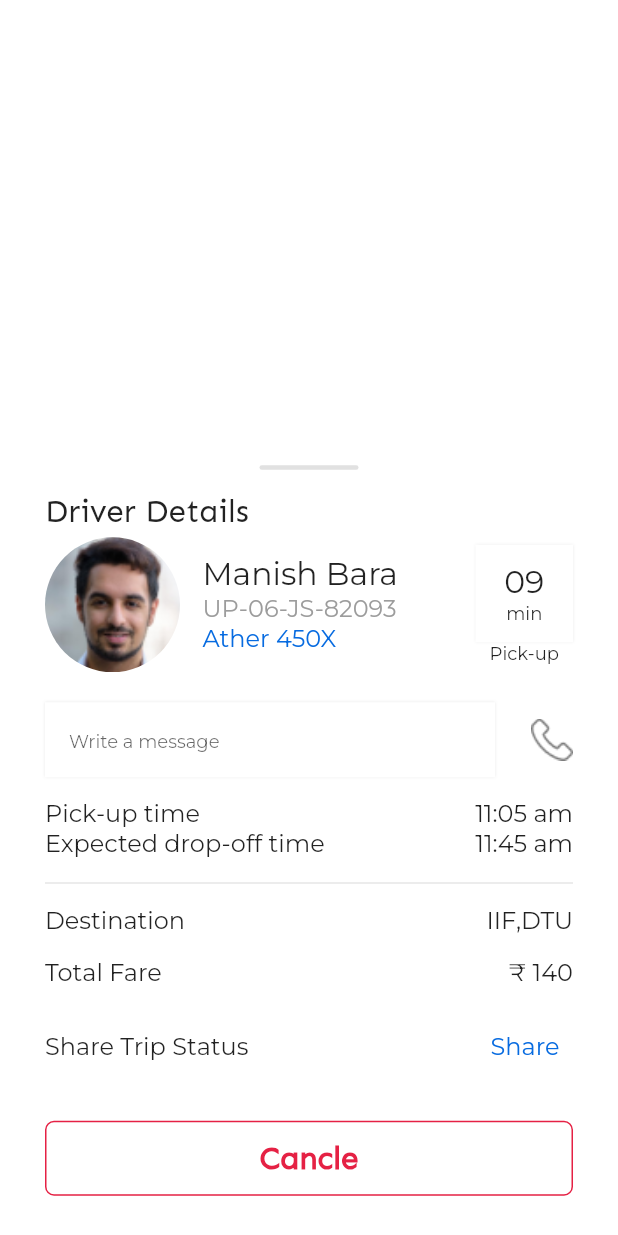
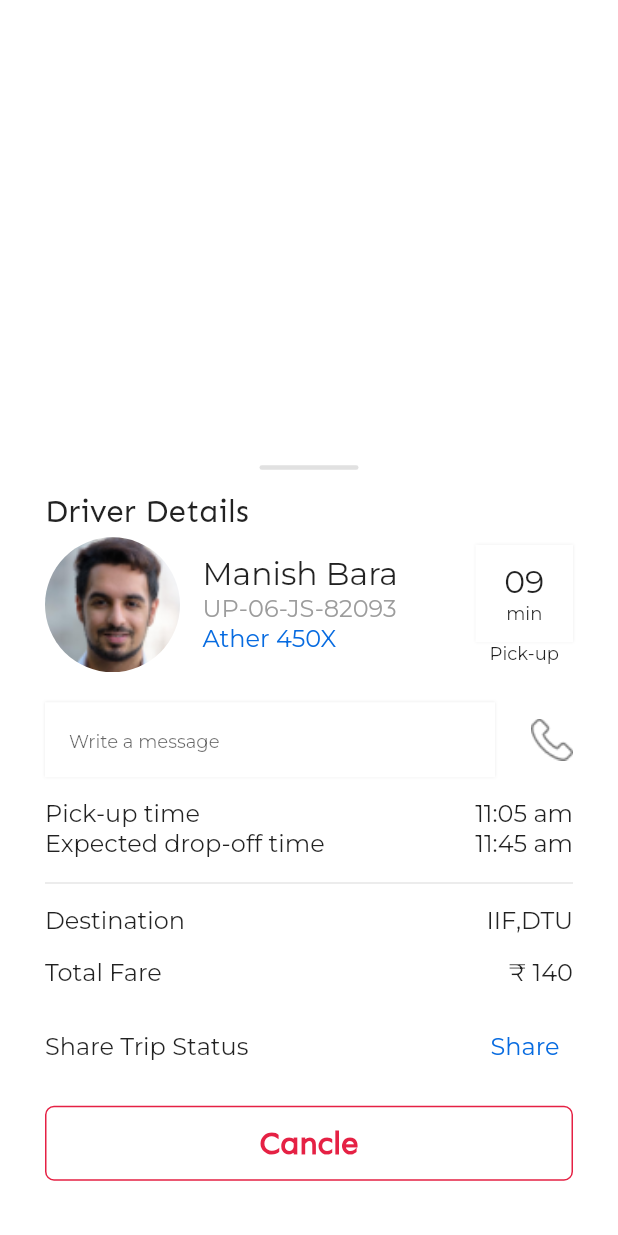
Before and after one commit to AbishekGhalley/App_Development_Project, a Flutter app: what driverdetails() shows on an empty page, opened directly, on a phone screen of 412 x 824 dp. Run offline on Flutter 3.47's test engine with Material 2 defaults, Android fonts, the phone set to English and light mode, and no system bars; our stand-ins replace dotted_border, firebase_auth, firebase_core, flutter_otp_text_field, flutter_svg, get and 2 more; accounts and stored records are empty.

Commit message:
minor tweaks in ui

```diff
--- a/lib/features/hamburger/widgets/help_btn.dart
+++ b/lib/features/hamburger/widgets/help_btn.dart
@@ -9,7 +9,7 @@ class Helpbtn extends StatelessWidget {
   @override
   Widget build(BuildContext context) {
     return Container(
-      width: 165,
+      width: MediaQuery.of(context).size.width*0.430,
       height: 110,
         alignment: Alignment.center,
         decoration: const BoxDecoration(boxShadow: [
--- a/lib/features/shareride/widget/driverdetails.dart
+++ b/lib/features/shareride/widget/driverdetails.dart
@@ -317,8 +317,9 @@ class _driverdetailsState extends State<driverdetails> {
                     ],
                   ),
                   const SizedBox(
-                    height: 25,
+                    height: 15,
                   ),
+                  const Spacer(),
                   Container(
                     width: double.infinity,
                     decoration: BoxDecoration(
```
